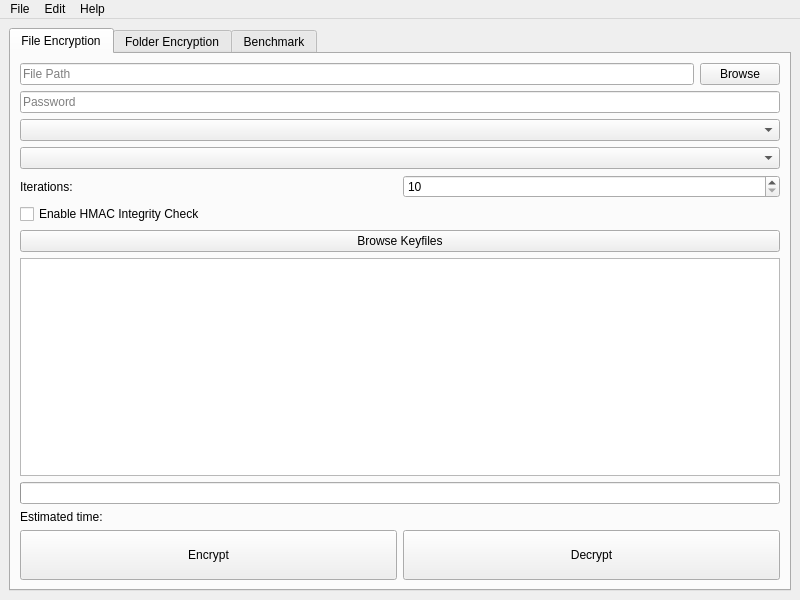
Old version of the form ui/mainwindow.ui in the repository brammittendorff/opencryptui.
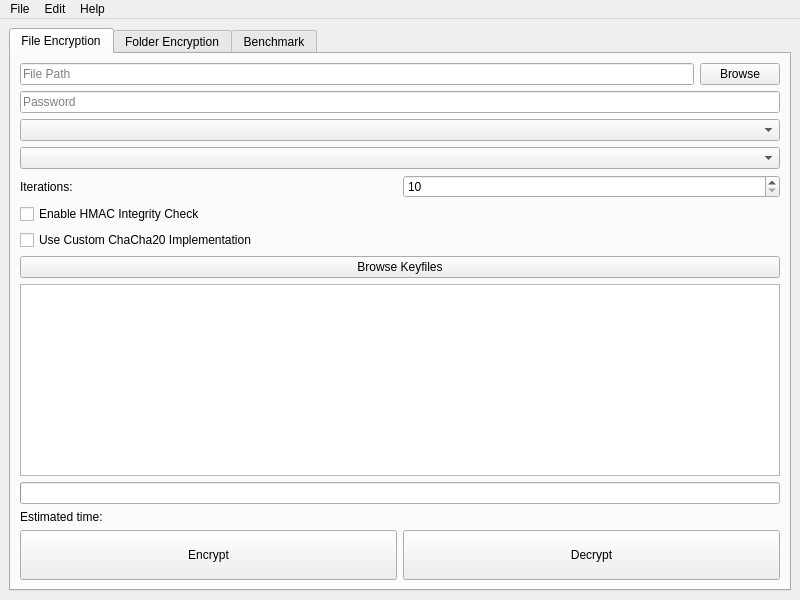
New version of the form. Custom widgets are drawn as their Qt base class.

The edit to the form file:
```diff
--- a/ui/mainwindow.ui
+++ b/ui/mainwindow.ui
@@ -94,6 +94,16 @@
                                         </property>
                                     </widget>
                                 </item>
+                                <item>
+                                    <widget class="QCheckBox" name="fileCustomImplCheckBox">
+                                        <property name="text">
+                                            <string>Use Custom ChaCha20 Implementation</string>
+                                        </property>
+                                        <property name="toolTip">
+                                            <string>Uses a direct libsodium-based ChaCha20 implementation instead of OpenSSL</string>
+                                        </property>
+                                    </widget>
+                                </item>
                                 <item>
                                     <widget class="QPushButton" name="fileKeyfileBrowseButton">
                                         <property name="text">
```
Left out of the diff: 10 changed lines with no effect on the pictures.
